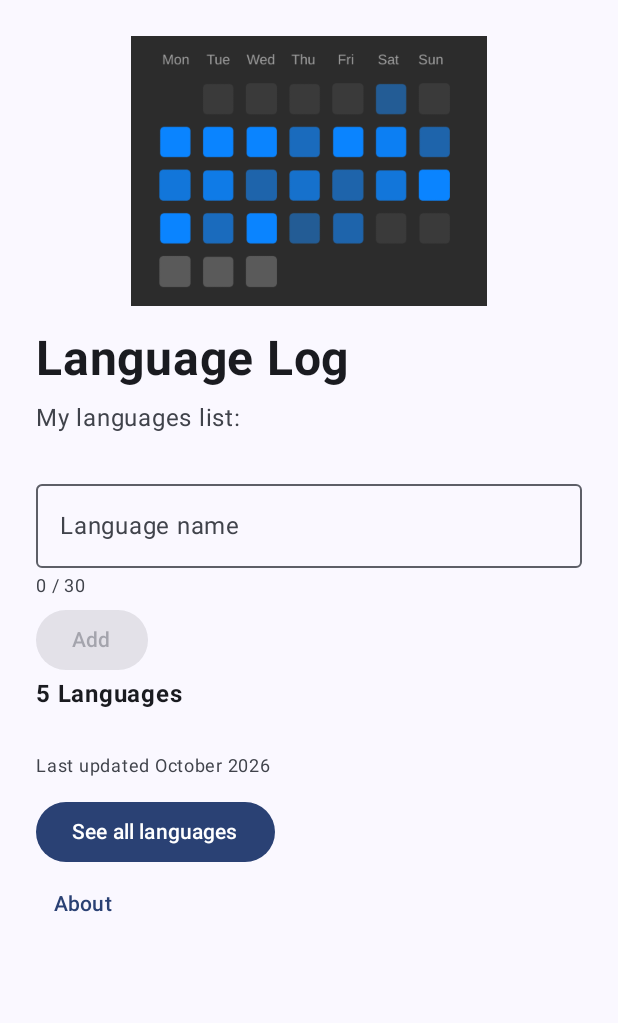
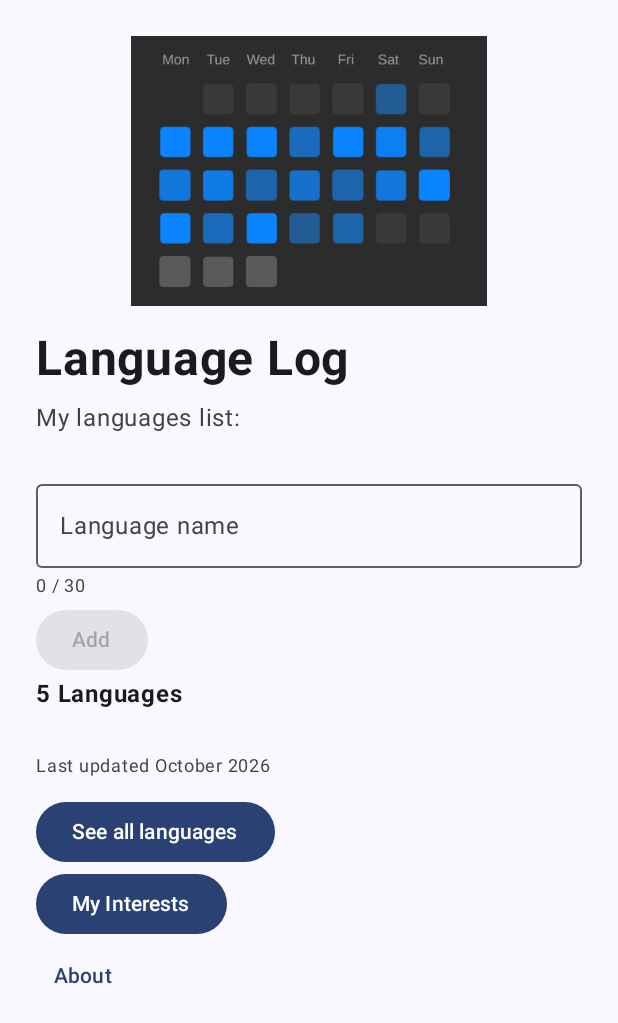
Before and after one commit to kobadevv/csc441-android-mohamed, an Android app built with Jetpack Compose: the screen it shows after launch (MainActivity), on a phone screen of 412 x 824 dp. Shown: the top 1023 px of the screen. Run offline under Robolectric (Android 15) with nearby library versions, the phone set to English and light mode, and no system bars.

Commit message:
Lab 21 done

```diff
--- a/app/src/main/java/edu/lemoyne/campusapp/CampusAppScreen.kt
+++ b/app/src/main/java/edu/lemoyne/campusapp/CampusAppScreen.kt
@@ -56,7 +56,10 @@ fun CounterDemo() {
 // --- Class 9: Step 2: one owner for the data
 
 @Composable
-fun CampusAppScreen(modifier: Modifier = Modifier) {
+fun CampusAppScreen(
+    showcaseUIState: ShowcaseUIState,
+    onRefreshShowcase: () -> Unit,
+    modifier: Modifier = Modifier) {
     // --- Class 7: Step 2: the list lives in state
     val languages = remember {
         mutableStateListOf("English", "Arabic", "French", "Japanese", "Spanish")
@@ -70,6 +73,7 @@ fun CampusAppScreen(modifier: Modifier = Modifier) {
             languages = languages,
             onAddLanguage = { languages.add(it) },
             onSeeAll = { currentScreen = "list" },
+            onInterestsClick = { currentScreen = "interests" },
             // --- Lab 9 · Task 2: ... ---
             onAbout = { currentScreen = "about"}
         )
@@ -87,7 +91,12 @@ fun CampusAppScreen(modifier: Modifier = Modifier) {
             onBack = { currentScreen = "home" },
             modifier = modifier
         )
-
+        "interests" -> InterestsScreen(
+            state = showcaseUIState,
+            onBack = { currentScreen = "home" },
+            onRefresh = onRefreshShowcase,
+            modifier = modifier,
+        )
     }
 }
 
@@ -99,7 +108,8 @@ fun HomeScreen(
     onSeeAll: () -> Unit,
     // --- Lab 9 · Task 2: ... ---
     onAbout: () -> Unit,
-    modifier: Modifier = Modifier
+    modifier: Modifier = Modifier,
+    onInterestsClick: () -> Unit = {}
 ) {
 
     //--- Class 7: Step 3: what's typed lives in state ---
@@ -216,6 +226,12 @@ fun HomeScreen(
             ) {
                 Text(text = "See all languages")
             }
+
+        Button(
+            onClick = onInterestsClick
+        ) {
+            Text("My Interests")
+        }
 
         // --- Lab 9 · Task 2: ... ---
         TextButton(
--- a/app/src/main/java/edu/lemoyne/campusapp/MainActivity.kt
+++ b/app/src/main/java/edu/lemoyne/campusapp/MainActivity.kt
@@ -6,6 +6,7 @@ import android.os.Bundle
 import androidx.activity.ComponentActivity
 import androidx.activity.compose.setContent
 import androidx.activity.enableEdgeToEdge
+import androidx.activity.viewModels
 import androidx.compose.foundation.Image
 import androidx.compose.foundation.layout.Column
 import androidx.compose.foundation.layout.Spacer
@@ -34,15 +35,33 @@ import androidx.compose.ui.unit.dp
 import androidx.compose.ui.unit.sp
 import androidx.core.content.pm.ShortcutInfoCompat
 import edu.lemoyne.campusapp.ui.theme.CampusAppTheme
+import androidx.activity.compose.setContent
+import androidx.activity.enableEdgeToEdge
+import androidx.activity.viewModels
+import androidx.compose.foundation.layout.fillMaxSize
+import androidx.compose.foundation.layout.padding
+import androidx.compose.material3.Scaffold
+import androidx.compose.runtime.getValue
+import androidx.lifecycle.ViewModel
+import androidx.lifecycle.compose.collectAsStateWithLifecycle
+import edu.lemoyne.campusapp.ui.theme.CampusAppTheme
 
 class MainActivity : ComponentActivity() {
+    private val showcaseViewModel: ShowcaseViewModel by viewModels()
     override fun onCreate(savedInstanceState: Bundle?) {
         super.onCreate(savedInstanceState)
+        showcaseViewModel.refresh()
         enableEdgeToEdge()
         setContent {
+            val showcaseState by showcaseViewModel.uiState.collectAsStateWithLifecycle()
+            showcaseViewModel
             CampusAppTheme {
                 Scaffold(modifier = Modifier.fillMaxSize()) { innerPadding ->
-                    CampusAppScreen(modifier = Modifier.padding(innerPadding))
+                    CampusAppScreen(
+                        showcaseUIState = showcaseState,
+                        onRefreshShowcase =  showcaseViewModel::refresh,
+                        modifier = Modifier.padding(innerPadding)
+                    )
                 }
             }
         }
```
Also changed, not shown: app/src/main/java/edu/lemoyne/campusapp/InterestsScreen.kt (+30 -11 lines), 3 other files.
